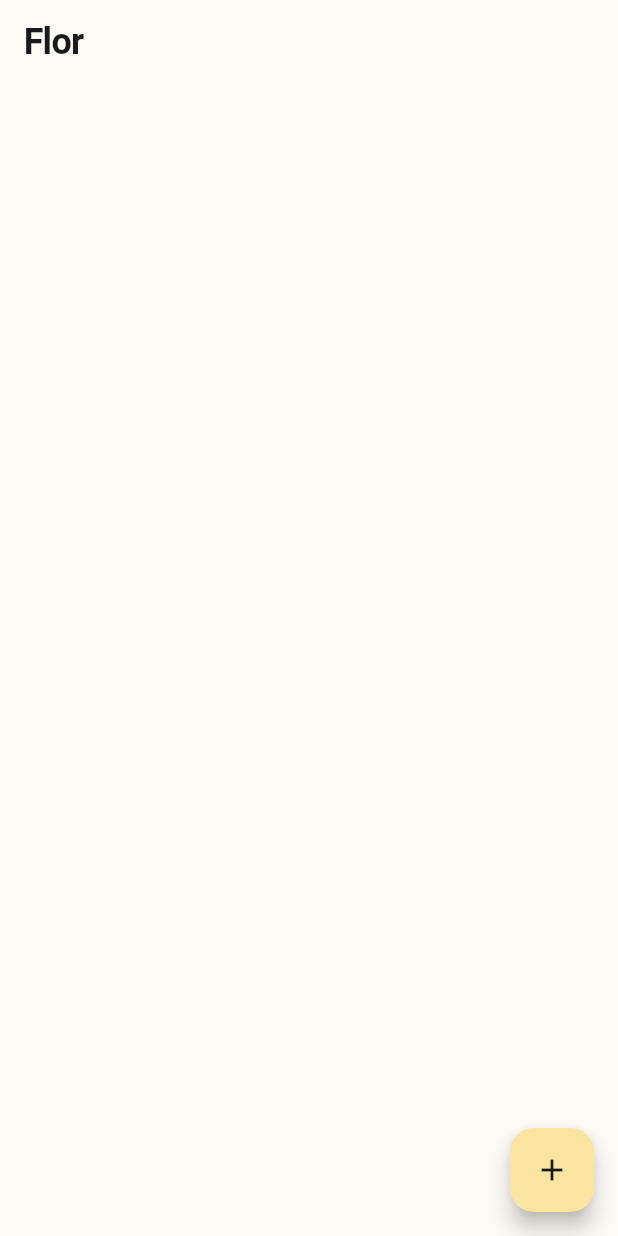
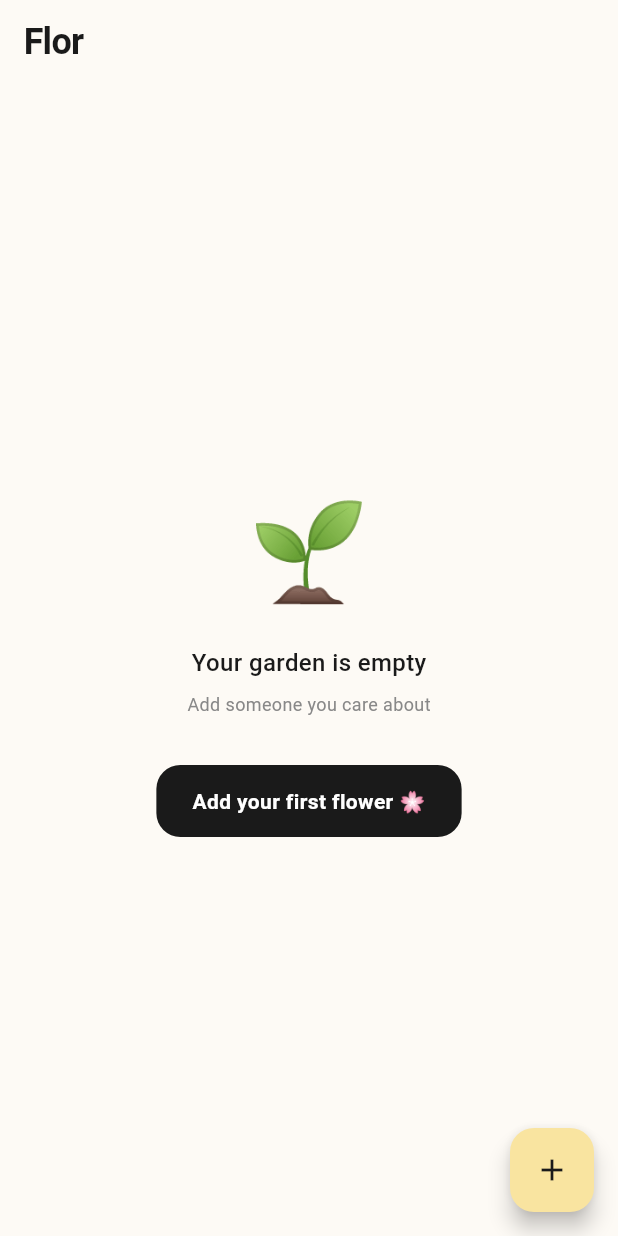
Before and after one commit to giecherry/flor, a Flutter app: the screen it shows after launch, on a phone screen of 412 x 824 dp. Run offline on Flutter 3.47's test engine with Material 3 defaults, Android fonts, the phone set to English and light mode, and no system bars; our stand-ins replace flutter_riverpod, shared_preferences.

Commit message:
empty home screen

```diff
--- a/lib/screens/home_screen.dart
+++ b/lib/screens/home_screen.dart
@@ -23,7 +23,52 @@ class HomeScreen extends ConsumerWidget {
       body: peopleAsync.when(
         loading: () => const Center(child: CircularProgressIndicator()),
         error: (e, _) => Center(child: Text('Something went wrong: $e')),
-        data: (people) => Padding(
+        data: (people) => people.isEmpty
+            ? Center(
+                child: Column(
+                  mainAxisAlignment: MainAxisAlignment.center,
+                  children: [
+                    const Text('🌱', style: TextStyle(fontSize: 64)),
+                    const SizedBox(height: 16),
+                    const Text(
+                      'Your garden is empty',
+                      style: FlorTheme.subheading,
+                    ),
+                    const SizedBox(height: 8),
+                    const Text(
+                      'Add someone you care about',
+                      style: FlorTheme.caption,
+                    ),
+                    const SizedBox(height: 32),
+                    GestureDetector(
+                      onTap: () => Navigator.push(
+                        context,
+                        MaterialPageRoute(
+                          builder: (context) => const AddPersonScreen(),
+                        ),
+                      ),
+                      child: Container(
+                        padding: const EdgeInsets.symmetric(
+                          horizontal: 24,
+                          vertical: 14,
+                        ),
+                        decoration: BoxDecoration(
+                          color: FlorTheme.textDark,
+                          borderRadius: BorderRadius.circular(16),
+                        ),
+                        child: const Text(
+                          'Add your first flower 🌸',
+                          style: TextStyle(
+                            color: Colors.white,
+                            fontWeight: FontWeight.w600,
+                          ),
+                        ),
+                      ),
+                    ),
+                  ],
+                ),
+              )
+            : Padding(
                 padding: const EdgeInsets.all(16),
                 child: GridView.builder(
                   gridDelegate: const SliverGridDelegateWithFixedCrossAxisCount(
@@ -39,7 +84,8 @@ class HomeScreen extends ConsumerWidget {
                         Navigator.push(
                           context,
                           MaterialPageRoute(
-                      builder: (context) => FriendScreen(person: people[index]),
+                            builder: (context) =>
+                                FriendScreen(person: people[index]),
                           ),
                         );
                       },
```
Lines whose indentation alone changed are shown as unchanged.
